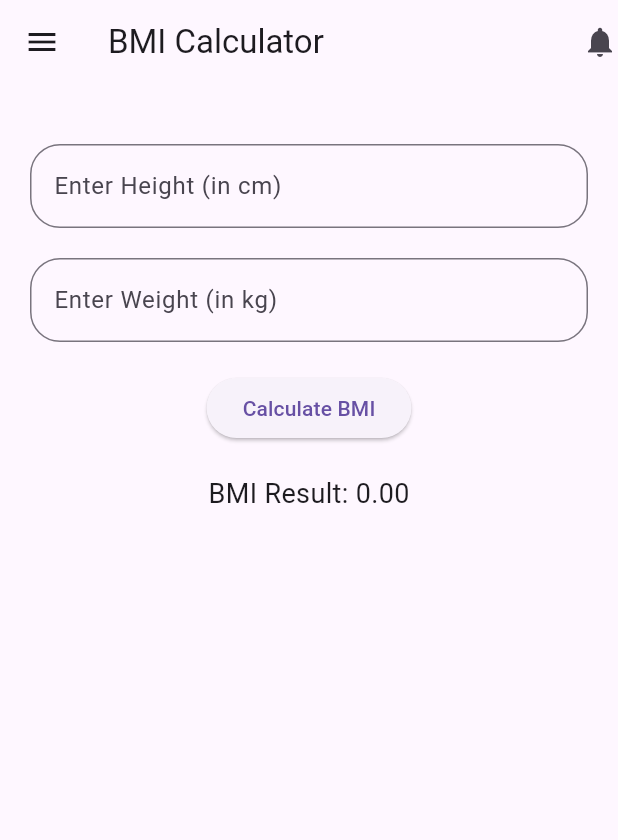
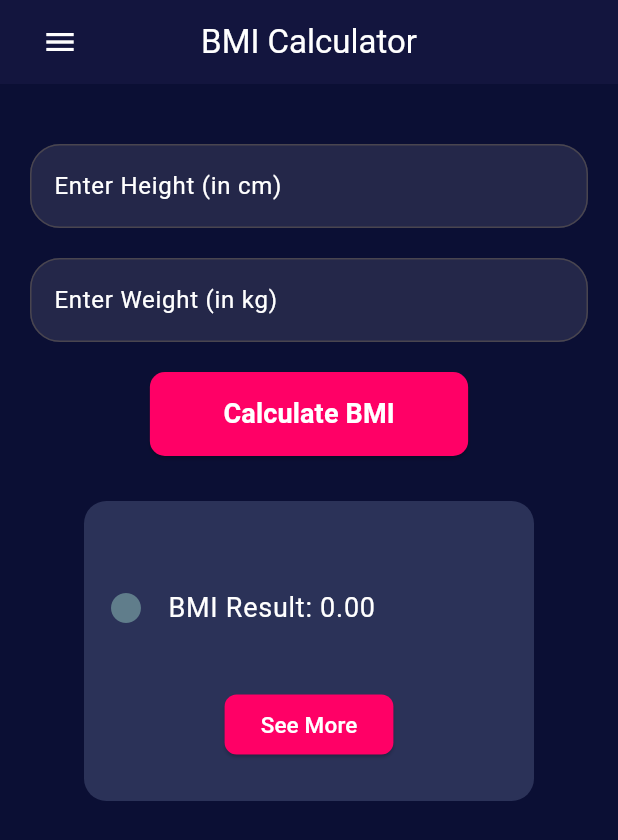
Before and after one commit to kwinayanajith/BMI-Calculate, a Flutter app: the screen it shows after launch, on a phone screen of 412 x 824 dp. Shown: the top 840 px of the screen. Run offline on Flutter 3.47's test engine with Material 3 defaults, Android fonts, the phone set to English and light mode, and no system bars.

Commit message:
Update Home Page and Calculation

```diff
--- a/bmi_calculator/lib/Page 01.dart
+++ b/bmi_calculator/lib/Page 01.dart
@@ -1,3 +1,4 @@
+import 'package:bmi_calculator/seeMoreDetails.dart';
 import 'package:flutter/material.dart';
 
 class BMI_Calculator extends StatefulWidget {
@@ -10,7 +11,7 @@ class BMI_Calculator extends StatefulWidget {
 class _BMI_CalculatorState extends State<BMI_Calculator> {
   final _heightController = TextEditingController();
   final _weightController = TextEditingController();
-  double bmiResult = 0;
+  double bmiResult = 0; // Declare bmiResult at the class level
   String bmiCategory = "";
 
   calculateBMI() {
@@ -47,20 +48,78 @@ class _BMI_CalculatorState extends State<BMI_Calculator> {
       context: context,
       builder: (BuildContext context) {
         return AlertDialog(
-          title: Text("BMI Result"),
-          content: Column(
+          contentPadding: EdgeInsets.zero,
+          backgroundColor: Color(0xFF2b3258),
+          title: Center(
+            child: Padding(
+              padding: const EdgeInsets.all(15.0),
+              child: Text(
+                "BMI Result",
+                style: TextStyle(
+                  color: Colors.white,
+                  fontWeight: FontWeight.w300,
+                ),
+              ),
+            ),
+          ),
+          content: SizedBox(
+            height: 200,
+            child: Column(
               children: [
-              Text("Your BMI is ${bmiResult.toStringAsFixed(2)}"),
+                Text("${bmiResult.toStringAsFixed(2)}",style: TextStyle(
+                  color: Colors.white,
+                  fontSize: 50,
+                  fontWeight: FontWeight.bold
+                )),
                 SizedBox(height: 10),
-              Text("BMI Category: $bmiCategory"),
+                Text(
+                  "$bmiCategory",
+                  style: TextStyle(
+                    fontSize: 18,
+                    fontWeight: FontWeight.bold,
+                    color: Colors.deepOrange,
+                  ),
+                ),
               ],
             ),
+          ),
           actions: [
-            ElevatedButton(
+            Row(
+              mainAxisAlignment: MainAxisAlignment.spaceBetween,
+              children: [
+                IconButton(
                   onPressed: () {
                     Navigator.of(context).pop(); // Close the dialog
                   },
-              child: Text("Close"),
+                  icon: Icon(Icons.close, color: Colors.white),
+                ),
+                ElevatedButton(
+                  style: ButtonStyle(
+                    backgroundColor: MaterialStateProperty.all(Color(0xFFFF0066)),
+                    shape: MaterialStateProperty.all<RoundedRectangleBorder>(
+                      RoundedRectangleBorder(
+                        borderRadius: BorderRadius.circular(8.0),
+                      ),
+                    ),
+                  ),
+                  onPressed: () {
+                    Navigator.push(
+                      context,
+                      MaterialPageRoute(
+                        builder: (context) => SeeMorePage(bmiResult: bmiResult, bmiCategory: '',),
+                      ),
+                    );
+                  },
+                  child: Text(
+                    "See More",
+                    style: TextStyle(
+                      color: Colors.white,
+                      fontWeight: FontWeight.bold,
+                      fontSize: 16,
+                    ),
+                  ),
+                ),
+              ],
             ),
           ],
         );
@@ -71,13 +130,24 @@ class _BMI_CalculatorState extends State<BMI_Calculator> {
   @override
   Widget build(BuildContext context) {
     return Scaffold(
+      backgroundColor: Color(0xFF0b0f34),
       appBar: AppBar(
-        title: Text('BMI Calculator'),
-        leading: IconButton(icon: Icon(Icons.menu), onPressed: () {  },), // Add the leading icon here
-        actions: [Icon(Icons.notifications)],
+        elevation: 4,
+        backgroundColor: Color(0xFF0b0f34),
+        title: Text('BMI Calculator', style: TextStyle(color: Colors.white, fontWeight: FontWeight.w400)),
+        centerTitle: true,
+        leading: Padding(
+          padding: const EdgeInsets.only(left: 20.0),
+          child: IconButton(
+            icon: Icon(Icons.menu),
+            onPressed: () {},
+            color: Colors.white,
+          ),
+        ),
       ),
       body: Padding(
         padding: const EdgeInsets.all(20.0),
+        child: SingleChildScrollView(
           child: Column(
             children: [
               SizedBox(height: 20),
@@ -86,6 +156,9 @@ class _BMI_CalculatorState extends State<BMI_Calculator> {
                 keyboardType: TextInputType.number,
                 decoration: InputDecoration(
                   labelText: "Enter Height (in cm)",
+                  filled: true,
+                  fillColor: Colors.white10,
+                  labelStyle: TextStyle(color: Colors.white),
                   border: OutlineInputBorder(
                     borderRadius: BorderRadius.circular(20),
                   ),
@@ -97,6 +170,9 @@ class _BMI_CalculatorState extends State<BMI_Calculator> {
                 keyboardType: TextInputType.number,
                 decoration: InputDecoration(
                   labelText: "Enter Weight (in kg)",
+                  filled: true,
+                  fillColor: Colors.white10,
+                  labelStyle: TextStyle(color: Colors.white),
                   border: OutlineInputBorder(
                     borderRadius: BorderRadius.circular(20),
                   ),
@@ -107,19 +183,69 @@ class _BMI_CalculatorState extends State<BMI_Calculator> {
                 onPressed: () {
                   calculateBMI();
                 },
-              child: Text("Calculate BMI"),
+                child: Padding(
+                  padding: const EdgeInsets.only(left: 25.0, right: 25.0, top: 15.0, bottom: 15.0),
+                  child: Text("Calculate BMI",style: TextStyle(
+                      color: Colors.white,
+                      fontWeight: FontWeight.bold,
+                      fontSize: 18
+                  )),
+                ),
                 style: ButtonStyle(
+                  backgroundColor: MaterialStateProperty.all(Color(0xFFFF0066)),
                   shape: MaterialStateProperty.all<RoundedRectangleBorder>(
                     RoundedRectangleBorder(
-                    borderRadius: BorderRadius.circular(20.0),
+                      borderRadius: BorderRadius.circular(10.0),
                     ),
                   ),
                 ),
               ),
               SizedBox(height: 20),
-            Text("BMI Result: ${bmiResult.toStringAsFixed(2)}",
-                style: TextStyle(fontSize: 18)),
+              Padding(
+                padding: const EdgeInsets.all(10.0),
+                child: Container(
+                  width: 300,
+                  height: 200,
+                  decoration: BoxDecoration(
+                    borderRadius: BorderRadius.circular(15),
+                    color: Color(0xFF2b3258),
+                  ),
+                  child: Column(
+                    mainAxisAlignment: MainAxisAlignment.center,
+                    children: [
+                      ListTile(
+                        contentPadding: EdgeInsets.all(16),
+                        leading: Icon(Icons.circle, color: Colors.blueGrey),
+                        title: Text(
+                          "BMI Result: ${bmiResult.toStringAsFixed(2)}",
+                          style: TextStyle(fontSize: 18, color: Colors.white),
+                        ),
+                      ),
+                      SizedBox(height: 10),
+                      ElevatedButton(
+                        onPressed: () {
+                          // Handle "See More" button press
+                        },
+                        child: Text("See More",style: TextStyle(
+                          color: Colors.white,
+                          fontSize: 15,
+                        )),
+                        style: ButtonStyle(
+                          backgroundColor: MaterialStateProperty.all(Color(0xFFFF0066)),
+                          shape: MaterialStateProperty.all<RoundedRectangleBorder>(
+                            RoundedRectangleBorder(
+                              borderRadius: BorderRadius.circular(8.0),
+                            ),
+                          ),
+                        ),
+                      ),
                     ],
+                  ),
+                ),
+              ),
+
+            ],
+          ),
         ),
       ),
     );
```
Also changed, not shown: bmi_calculator/lib/seeMoreDetails.dart (added, +76 -0 lines). Lines whose indentation alone changed are shown as unchanged.
